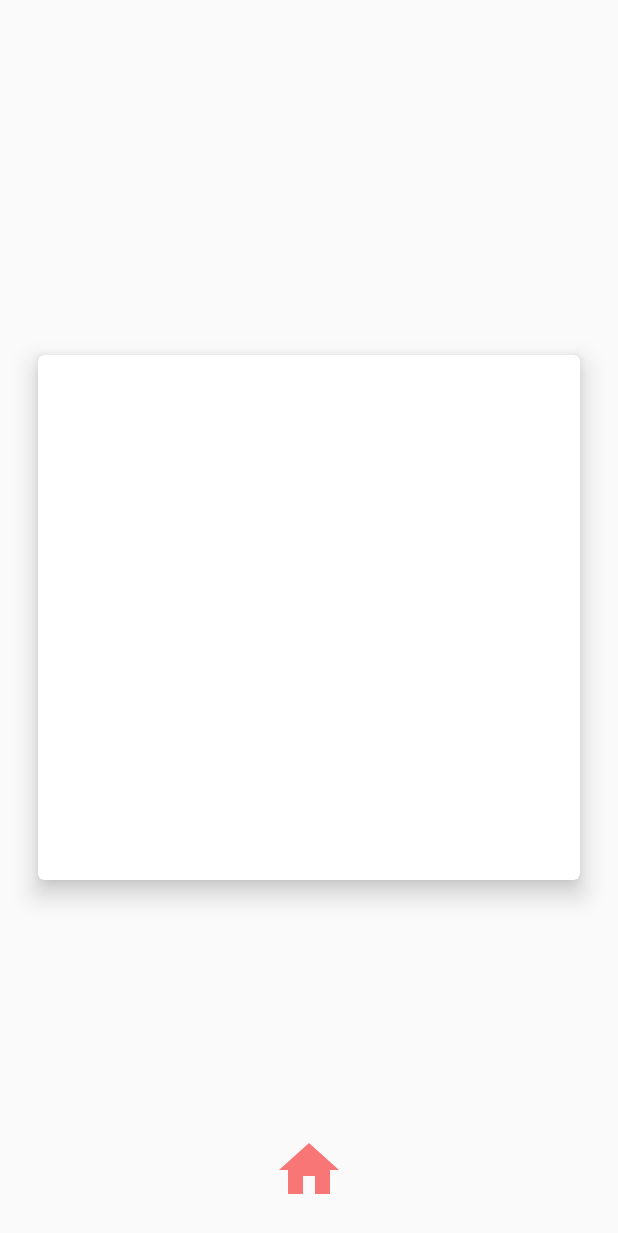
After one commit to strivexj/LinkGame, an Android app: the layout fragment_about.xml on its own in the app's theme, with its tools: preview values and no code run, on a phone screen of 412 x 824 dp. The commit adds this screen. Shown: the top 1233 px of the screen. Run offline under Robolectric (Android 15) with nearby library versions, the light colour scheme and no system bars.

Commit message:
add about and main fragment.

```diff
--- a/app/build.gradle
+++ b/app/build.gradle
@@ -18,8 +18,8 @@ android {
             proguardFiles getDefaultProguardFile('proguard-android.txt'), 'proguard-rules.pro'
         }
         debug {
-            minifyEnabled true
-            shrinkResources true
+            minifyEnabled false
+            shrinkResources false
             proguardFiles getDefaultProguardFile('proguard-android.txt'), 'proguard-rules.pro'
         }
     }
--- a/app/src/main/java/com/strivexj/linkgame/LinkGameAdapter.java
+++ b/app/src/main/java/com/strivexj/linkgame/LinkGameAdapter.java
@@ -42,10 +42,6 @@ public class LinkGameAdapter extends BaseRecyclerviewAdapter<Item> {
             Bitmap bitmap = BitmapFactory.decodeStream(context.getAssets().open("image/" + mList.get(position).getId() + ".png"));
             ImageView imageView = ((ImageView) holder.getView(R.id.image));
             imageView.setImageBitmap(bitmap);
-          /*  Glide.with(context)
-                    .load(bitmap)
-                    .apply(new RequestOptions().placeholder(((ImageView) holder.getView(R.id.image)).getDrawable()))
-                    .into((ImageView) holder.getView(R.id.image));*/
         } catch (IOException e) {
             e.printStackTrace();
         }
--- /dev/null
+++ b/app/src/main/res/drawable/ic_home_indigo_a100_24dp.xml
@@ -0,0 +1,10 @@
+<?xml version="1.0" encoding="UTF-8" standalone="no"?>
+<vector xmlns:android="http://schemas.android.com/apk/res/android"
+    android:width="48dp"
+    android:height="48dp"
+    android:viewportWidth="24.0"
+    android:viewportHeight="24.0">
+    <path
+        android:fillColor="#e6f96868"
+        android:pathData="M10,20v-6h4v6h5v-8h3L12,3 2,12h3v8z" />
+</vector>
--- /dev/null
+++ b/app/src/main/res/layout/fragment_about.xml
@@ -0,0 +1,41 @@
+<?xml version="1.0" encoding="utf-8"?>
+<RelativeLayout xmlns:android="http://schemas.android.com/apk/res/android"
+    xmlns:app="http://schemas.android.com/apk/res-auto"
+    xmlns:tools="http://schemas.android.com/tools"
+    android:layout_width="match_parent"
+    android:layout_height="match_parent"
+    tools:context=".LinkGameFragment">
+
+    <android.support.v7.widget.CardView
+        android:id="@+id/cardview"
+        android:layout_width="match_parent"
+        android:layout_height="350dp"
+        android:layout_centerInParent="true"
+        android:layout_margin="25dp"
+        android:translationZ="6dp"
+        app:cardCornerRadius="4dp"
+        app:cardElevation="4dp"
+        app:layout_behavior="@string/appbar_scrolling_view_behavior">
+
+        <TextView
+            android:id="@+id/about_content"
+            android:layout_width="wrap_content"
+            android:layout_height="wrap_content"
+            android:layout_gravity="center"
+            android:gravity="center"
+            android:lineSpacingExtra="4dp"
+            android:padding="10dp"
+            android:textSize="18sp"
+            android:textStyle="bold" />
+    </android.support.v7.widget.CardView>
+
+    <ImageView
+        android:id="@+id/home"
+        android:layout_width="wrap_content"
+        android:layout_height="wrap_content"
+        android:layout_alignParentBottom="true"
+        android:layout_centerInParent="true"
+        android:layout_margin="20dp"
+        android:src="@drawable/ic_home_indigo_a100_24dp" />
+
+</RelativeLayout>
```
Also changed, not shown: app/src/main/java/com/strivexj/linkgame/AboutFragment.java (added, +62 -0 lines), app/src/main/java/com/strivexj/linkgame/LinkGameFragment.java (+26 -51 lines), app/src/main/java/com/strivexj/linkgame/MainActivity.java (+50 -3 lines), app/src/main/java/com/strivexj/linkgame/MainFragment.java (added, +73 -0 lines), app/src/main/res/layout/fragment_link_game.xml (+7 -17 lines), app/src/main/res/layout/fragment_main.xml (added, +27 -0 lines), app/src/main/res/menu/menu.xml (+7 -2 lines).
